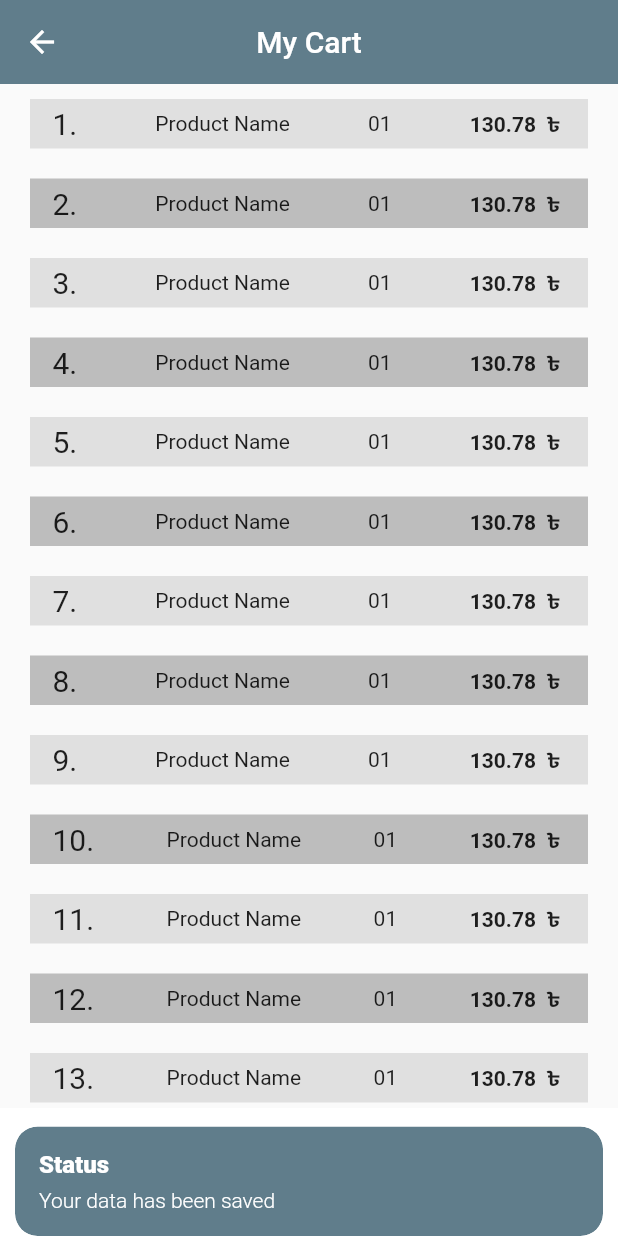
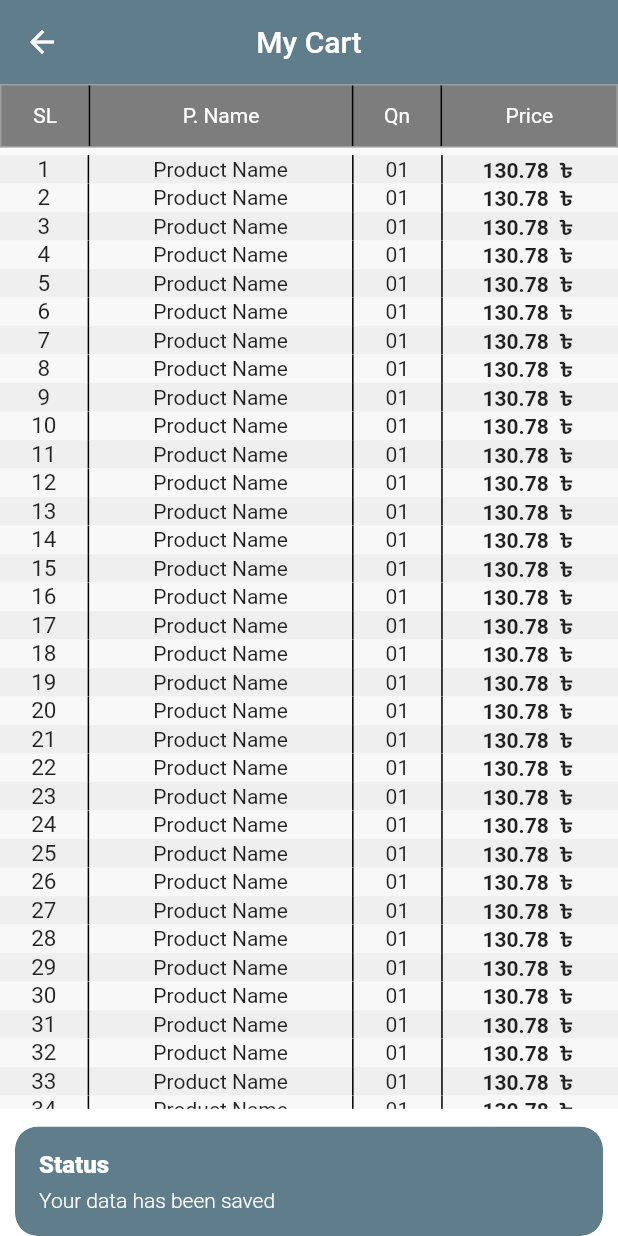
Before and after one commit to mostofashawon/e_dealer, a Flutter app: the ProductsView screen opened directly with empty values, after a tap on "Save", on a phone screen of 412 x 824 dp. Run offline on Flutter 3.47's test engine with Material 2 defaults, Android fonts, the phone set to English and light mode, and no system bars; our stand-ins replace cloud_firestore, file_picker, firebase_auth, firebase_core, firebase_storage, get and 2 more; accounts and stored records are empty.

Commit message:
added cart new design

```diff
--- a/lib/app/modules/home/controllers/home_controller.dart
+++ b/lib/app/modules/home/controllers/home_controller.dart
@@ -1,20 +1,18 @@
 import 'package:cloud_firestore/cloud_firestore.dart';
+import 'package:e_dealer/app/modules/home/views/mycart.dart';
 import 'package:flutter/material.dart';
 import 'package:get/get.dart';
 import 'package:get_storage/get_storage.dart';
 
-import '../views/my_cart.dart';
-
 class HomeController extends GetxController {
   //TODO: Implement HomeController
-
 
   GetStorage _getStorage = GetStorage('app_storage');
 
   final count = 0.obs;
   var isLoading = false.obs;
   var isFetching = false.obs;
-  var  user_id;
+  var user_id;
 
   var allList;
 
@@ -23,7 +21,6 @@ class HomeController extends GetxController {
     user_id = _getStorage.read("user_id");
     getData();
     super.onInit();
-
   }
 
   @override
@@ -35,54 +32,49 @@ class HomeController extends GetxController {
   void onClose() {}
   void increment() => count.value++;
 
-  Future<void> saveData(String name , String price,String quantity) async {
-
-
-
-
+  Future<void> saveData(String name, String price, String quantity) async {
     isLoading.value = true;
 
-    try{
+    try {
       await FirebaseFirestore.instance.collection('product').add({
-        "id":user_id.toString(),
-        "productName":name,
+        "id": user_id.toString(),
+        "productName": name,
         "productPrice": price,
-        "quantity":quantity
+        "quantity": quantity
       });
       isLoading.value = false;
       Get.snackbar(
         "Status",
         "Your data has been saved",
         colorText: Colors.white,
-        backgroundColor:Colors.blueGrey,
+        backgroundColor: Colors.blueGrey,
         snackPosition: SnackPosition.BOTTOM,
       );
 
-      Get.to( () => MyCartView());
-    }
-    catch(e){
+      Get.to(() => MyNewCartView());
+    } catch (e) {
       isLoading.value = false;
       Get.snackbar(
         "Error",
         "Something went wrong ..... try again",
         colorText: Colors.white,
-        backgroundColor:Colors.red,
+        backgroundColor: Colors.red,
         snackPosition: SnackPosition.BOTTOM,
-
       );
     }
-
   }
 
   Future<void> getData() async {
     isFetching.value = true;
-    QuerySnapshot querySnapshot = await FirebaseFirestore.instance.collection("product").where('id', isEqualTo: user_id.toString()).get();
+    QuerySnapshot querySnapshot = await FirebaseFirestore.instance
+        .collection("product")
+        .where('id', isEqualTo: user_id.toString())
+        .get();
 
     allList = querySnapshot.docs.map((doc) => doc.data()).toList();
 
     isFetching.value = false;
 
-    print("ressssssssssssss"+allList.toString());
+    print("ressssssssssssss" + allList.toString());
   }
-
 }
--- a/lib/app/modules/home/views/home_view.dart
+++ b/lib/app/modules/home/views/home_view.dart
@@ -59,7 +59,7 @@ class HomeView extends GetView<HomeController> {
           ),
           GestureDetector(
             onTap: () {
-              Get.to(() => MyCartView());
+              Get.to(() => MyNewCartView());
             },
             child: Padding(
               padding: const EdgeInsets.only(right: 15),
--- a/lib/app/modules/home/views/my_cart.dart
+++ /dev/null
@@ -1,98 +0,0 @@
-import 'package:flutter/material.dart';
-
-class MyCartView extends StatelessWidget {
-  const MyCartView({super.key});
-
-  @override
-  Widget build(BuildContext context) {
-    var screenheight = MediaQuery.of(context).size.height;
-    var screenWidth = MediaQuery.of(context).size.width;
-    return Scaffold(
-        appBar: AppBar(
-          scrolledUnderElevation: 2,
-          elevation: 0.0,
-          backgroundColor: Colors.blueGrey,
-          title: Text(
-            'My Cart',
-            style: TextStyle(
-              color: Colors.white,
-            ),
-          ),
-          centerTitle: true,
-          // actions: [
-          //   Padding(
-          //     padding: const EdgeInsets.all(8.0),
-          //     child: Icon(
-          //       Icons.search,
-          //       color: Colors.white,
-          //     ),
-          //   ),
-          //   Padding(
-          //     padding: const EdgeInsets.all(8.0),
-          //     child: Icon(
-          //       Icons.notifications_none_outlined,
-          //       color: Colors.white,
-          //     ),
-          //   )
-          // ],
-        ),
-        body: Container(
-          height: screenheight,
-          width: screenWidth,
-          child: Column(
-            children: [
-              Expanded(
-                flex: 8,
-                child: Container(
-                  // color: Colors.green,
-                  child: ListView.builder(
-                    itemCount: 100,
-                    itemBuilder: (context, index) {
-                      return Text(
-                        "Product name",
-                        style: TextStyle(
-                          fontSize: 20,
-                        ),
-                      );
-                    },
-                  ),
-                ),
-              ),
-              Expanded(
-                flex: 1,
-                child: Container(
-                  color: Colors.white,
-                  child: Padding(
-                    padding: const EdgeInsets.symmetric(
-                      horizontal: 20,
-                    ),
-                    child: Row(
-                      children: [
-                        Text("Total Price :- 1284.90 tk "),
-                        Spacer(),
-                        VerticalDivider(
-                          indent: 20,
-                          endIndent: 20,
-                          thickness: 2,
-                          color: Colors.grey,
-                        ),
-                        Container(
-                          decoration: BoxDecoration(
-                            borderRadius: BorderRadius.circular(20),
-                            color: Colors.amber,
-                          ),
-                          child: Padding(
-                            padding: const EdgeInsets.all(15.0),
-                            child: Text("  Send  "),
-                          ),
-                        ),
-                      ],
-                    ),
-                  ),
-                ),
-              ),
-            ],
-          ),
-        ));
-  }
-}
--- a/lib/app/modules/home/views/mycart.dart
+++ b/lib/app/modules/home/views/mycart.dart
@@ -1,7 +1,7 @@
 import 'package:flutter/material.dart';
 
-class MyCartView extends StatelessWidget {
-  const MyCartView({super.key});
+class MyNewCartView extends StatelessWidget {
+  const MyNewCartView({super.key});
 
   @override
   Widget build(BuildContext context) {
@@ -43,43 +43,159 @@ class MyCartView extends StatelessWidget {
           child: Column(
             children: [
               Expanded(
-                flex: 8,
+                flex: 1,
                 child: Container(
-                  // color: Colors.green,
+                  width: screenWidth,
+                  decoration: BoxDecoration(
+                    color: Colors.black.withOpacity(0.5),
+                    border: Border.all(width: 1, color: Colors.grey),
+                  ),
+                  child: Padding(
+                    padding: const EdgeInsets.symmetric(horizontal: 0),
+                    child: Row(
+                      children: [
+                        Expanded(
+                          flex: 1,
+                          child: Container(
+                            child: Center(
+                                child: Text(
+                              "SL",
+                              style: TextStyle(
+                                color: Colors.white,
+                              ),
+                            )),
+                          ),
+                        ),
+                        Container(
+                          height: screenheight,
+                          width: 1,
+                          color: Colors.black,
+                        ),
+                        Expanded(
+                          flex: 3,
+                          child: Container(
+                            child: Center(
+                                child: Text(
+                              "P. Name",
+                              style: TextStyle(
+                                color: Colors.white,
+                              ),
+                            )),
+                          ),
+                        ),
+                        Container(
+                          height: screenheight,
+                          width: 1,
+                          color: Colors.black,
+                        ),
+                        Expanded(
+                          flex: 1,
+                          child: Container(
+                            child: Center(
+                                child: Text(
+                              "Qn",
+                              style: TextStyle(
+                                color: Colors.white,
+                              ),
+                            )),
+                          ),
+                        ),
+                        Container(
+                          height: screenheight,
+                          width: 1,
+                          color: Colors.black,
+                        ),
+                        Expanded(
+                          flex: 2,
+                          child: Container(
+                            child: Center(
+                                child: Text(
+                              "Price",
+                              style: TextStyle(
+                                color: Colors.white,
+                              ),
+                            )),
+                          ),
+                        ),
+                      ],
+                    ),
+                  ),
+                ),
+              ),
+              SizedBox(
+                height: 5,
+              ),
+              Expanded(
+                flex: 15,
+                child: Container(
                   child: ListView.builder(
                     physics: BouncingScrollPhysics(),
-                    itemCount: 100,
+                    itemCount: 50,
                     itemBuilder: (context, index) {
                       index = index + 1;
-                      return Padding(
-                        padding: const EdgeInsets.symmetric(
-                          horizontal: 20,
-                          vertical: 10,
-                        ),
-                        child: Container(
+                      return Container(
                         decoration: BoxDecoration(
                           color: index % 2 == 0
-                                ? Colors.grey.shade400
-                                : Colors.grey.shade300,
+                              ? Color(0xfff8f8f8)
+                              : Color(0xffefefef),
                         ),
                         child: Padding(
                           padding: const EdgeInsets.symmetric(
-                                horizontal: 15, vertical: 5),
+                              horizontal: 0, vertical: 0),
+                          child: IntrinsicHeight(
                             child: Row(
-                              mainAxisAlignment: MainAxisAlignment.spaceBetween,
                               children: [
-                                Text(
-                                  index.toString() + ".",
+                                Expanded(
+                                  flex: 1,
+                                  child: Container(
+                                    child: Center(
+                                      child: Text(
+                                        index.toString(),
                                         style: TextStyle(
-                                    fontSize: 20,
+                                          fontSize: 15,
                                         ),
                                       ),
-                                Text("Product Name"),
-                                Text("01"),
-                                Text(
+                                    ),
+                                  ),
+                                ),
+                                VerticalDivider(
+                                  thickness: 1,
+                                  color: Colors.black,
+                                  width: 1,
+                                ),
+                                Expanded(
+                                  flex: 3,
+                                  child: Container(
+                                    child: Center(child: Text("Product Name")),
+                                  ),
+                                ),
+                                VerticalDivider(
+                                  thickness: 1,
+                                  color: Colors.black,
+                                  width: 1,
+                                ),
+                                Expanded(
+                                  flex: 1,
+                                  child: Container(
+                                    child: Center(child: Text("01")),
+                                  ),
+                                ),
+                                VerticalDivider(
+                                  thickness: 1,
+                                  color: Colors.black,
+                                  width: 1,
+                                ),
+                                Expanded(
+                                  flex: 2,
+                                  child: Container(
+                                    child: Center(
+                                      child: Text(
                                         "130.78" + "  ৳ ",
                                         style: TextStyle(
                                           fontWeight: FontWeight.bold,
+                                        ),
+                                      ),
+                                    ),
                                   ),
                                 ),
                               ],
@@ -92,7 +208,7 @@ class MyCartView extends StatelessWidget {
                 ),
               ),
               Expanded(
-                flex: 1,
+                flex: 2,
                 child: Container(
                   color: Colors.white,
                   child: Padding(
--- a/lib/app/modules/home/views/product_view.dart
+++ b/lib/app/modules/home/views/product_view.dart
@@ -168,9 +168,8 @@ class _ProductsViewState extends State<ProductsView> {
                                         await controller.saveData(
                                             widget.productName.toString(),
                                             widget.totalPrice.toString(),
-                                            counter.toString()
-                                        );
-                                        Get.to(() => MyCartView());
+                                            counter.toString());
+                                        Get.to(() => MyNewCartView());
                                       },
                                       child: Container(
                                         color: Colors.black54,
@@ -196,7 +195,8 @@ class _ProductsViewState extends State<ProductsView> {
                                       onTap: () async {
                                         await controller.saveData(
                                             widget.productName.toString(),
-                                            widget.totalPrice.toString(),counter.toString());
+                                            widget.totalPrice.toString(),
+                                            counter.toString());
                                       },
                                       child: Container(
                                         color: Colors.white,
```
Also changed, not shown: lib/app/modules/products browse/views/products_view.dart (deleted, +0 -304 lines). Lines whose indentation alone changed are shown as unchanged.
